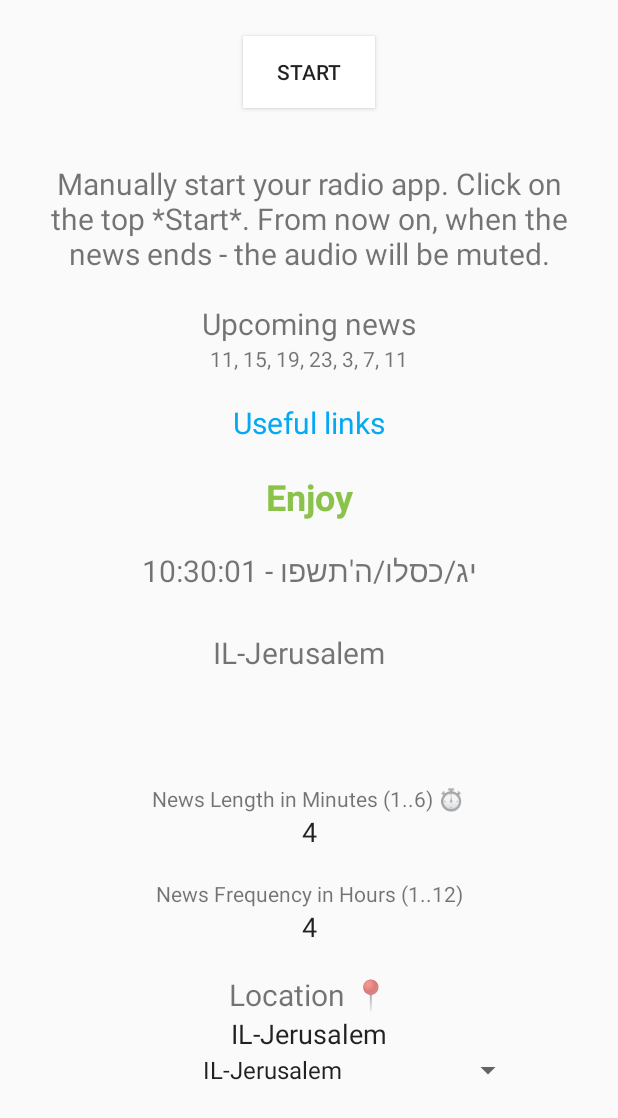
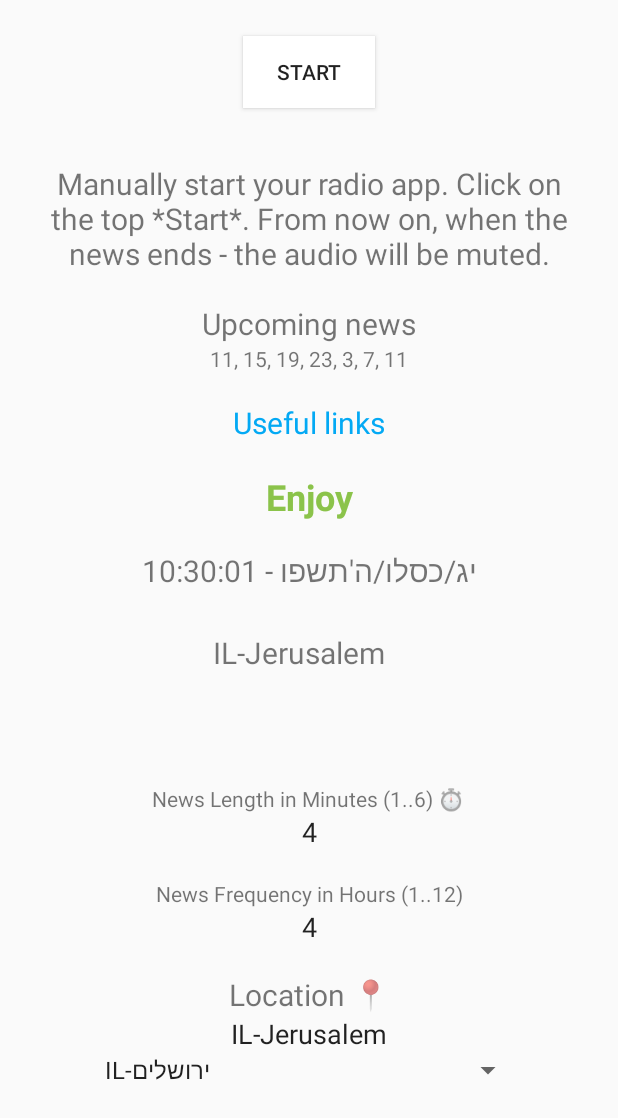
Before and after one commit to shahart/myquietwave, an Android app built with Jetpack Compose: the screen it shows after launch (MainActivity), on a phone screen of 412 x 824 dp, the part 118-1236 px from its top. Run offline under Robolectric (Android 15) with nearby library versions, the phone set to English and light mode, and no system bars.

Commit message:
Android 1.21 - add link to weekly parasha; expose ue; hebrew IL cities

```diff
--- a/android/app/build.gradle.kts
+++ b/android/app/build.gradle.kts
@@ -19,8 +19,8 @@ android {
         minSdk = 26
         targetSdk = 36
 
-        versionCode = 31
-        versionName = "1.2"
+        versionCode = 32
+        versionName = "1.21"
 
         testInstrumentationRunner = "androidx.test.runner.AndroidJUnitRunner"
 
--- a/android/app/src/main/java/com/shahartal/myquietchannel/MainActivity.kt
+++ b/android/app/src/main/java/com/shahartal/myquietchannel/MainActivity.kt
@@ -10,6 +10,7 @@ package com.shahartal.myquietchannel
 //import android.media.session.PlaybackState
 import android.Manifest
 import android.app.AlertDialog
+import android.app.Notification
 import android.app.NotificationManager
 import android.content.ActivityNotFoundException
 import android.content.Context
@@ -44,6 +45,7 @@ import androidx.activity.ComponentActivity
 import androidx.compose.ui.graphics.Color
 import androidx.compose.ui.graphics.toArgb
 import androidx.core.app.ActivityCompat
+import androidx.core.app.NotificationCompat
 import androidx.core.content.ContextCompat
 import androidx.core.net.toUri
 //import com.google.android.play.core.review.ReviewException
@@ -57,6 +59,7 @@ import com.google.firebase.analytics.logEvent
 
 import com.google.android.gms.location.FusedLocationProviderClient
 import com.google.android.gms.location.LocationServices
+import com.shahartal.myquietchannel.VolumeCycleService.Companion.CHANNEL_ID
 import com.shahartal.myquietchannel.parasha.HebCal
 import com.shahartal.myquietchannel.parasha.HebCalZmanimModel
 import com.shahartal.myquietchannel.parasha.RetrofitInstance
@@ -155,8 +158,8 @@ class MainActivity : ComponentActivity() {
         val locations = resources.getStringArray(R.array.locations)
         val spinner = findViewById<Spinner>(R.id.editTextLocationSpinner)
 
-        if (locations.contains(savedLocation)) {
-            spinner.setSelection(locations.indexOf(savedLocation))
+        if (savedLocation != null && locations.contains(Utils.convertLocationIL(savedLocation))) {
+                spinner.setSelection(locations.indexOf(Utils.convertLocationIL(savedLocation)))
         }
         else {
             spinner.setSelection(locations.indexOf("Geo/ GPS-Lat, Lon"))
@@ -551,6 +554,16 @@ class MainActivity : ComponentActivity() {
                                 textViewClock2.text = " שבת " + it.hebrew
                                 editor.putString("parashat", " שבת " + it.hebrew)
                                 editor.apply()
+
+                                val str: String = it.hebrew
+                                textViewClock2.setOnClickListener {
+                                    val browserIntent = Intent(
+                                        Intent.ACTION_VIEW,
+                                        ("https://he.wikipedia.org/wiki/" + str.replace(" ", "_")).toUri()
+                                    )
+                                    startActivity(browserIntent)
+                                }
+
                             }
                         }
                     } else {
@@ -591,8 +604,9 @@ class MainActivity : ComponentActivity() {
 
         val spinner = findViewById<Spinner>(R.id.editTextLocationSpinner)
 
-        if (locations.contains(savedLocation)) {
-            spinner.setSelection(locations.indexOf(savedLocation))
+
+        if (savedLocation != null && locations.contains(Utils.convertLocationIL(savedLocation))) {
+            spinner.setSelection(locations.indexOf(Utils.convertLocationIL(savedLocation)))
         }
         else {
             spinner.setSelection(locations.indexOf("Geo/ GPS-Lat, Lon"))
@@ -609,7 +623,7 @@ class MainActivity : ComponentActivity() {
                 override fun onItemSelected(parent: AdapterView<*>,
                                             view: View, position: Int, id: Long) {
                     if (locations[position] != "Geo/ GPS-Lat, Lon" && locations[position].isNotEmpty()) {
-                        editTextLocation.text = locations[position]
+                        editTextLocation.text = Utils.convertFromLocationIL(locations[position])
                     }
                     fetchShabatZmanim()
                     fetchSunsZmanim()
@@ -734,6 +748,17 @@ class MainActivity : ComponentActivity() {
                                 editTextLocation.text = locStr
                                 spinner.setSelection(locations.indexOf("Geo/ GPS-Lat, Lon"))
                                 fetchShabatZmanim(locStr)
+
+                                val alertDialogBuilder = AlertDialog.Builder(this)
+                                alertDialogBuilder.setMessage(getString(R.string.ue_usage) + " -- Version: " + BuildConfig.VERSION_NAME)
+                                alertDialogBuilder.setNegativeButton(getString(R.string.close_alert)) { dialog: DialogInterface?, which: Int ->
+                                    if (! this.isFinishing) {
+                                        dialog!!.cancel()
+                                    }
+                                }
+				val alertDialog = alertDialogBuilder.create()
+                                alertDialog.show()
+
                             }
                         }
                         .addOnFailureListener { exception: Exception ->
--- a/android/app/src/main/res/layout/activity_main.xml
+++ b/android/app/src/main/res/layout/activity_main.xml
@@ -234,6 +234,7 @@
         android:id="@+id/textViewLocationLabel"
         android:layout_width="match_parent"
         android:layout_height="wrap_content"
+        android:clickable="true"
         android:text="@string/location"
         android:textAlignment="center"
         android:textSize="20sp" />
@@ -245,7 +246,7 @@
           android:background="@android:color/transparent"
           android:ems="10"
           android:singleLine="false"
-          android:text="IL-Jerusalem"
+          android:text="IL-ירושלים"
           android:textAlignment="center" />
 
       <Spinner
--- a/android/app/src/main/res/values/strings.xml
+++ b/android/app/src/main/res/values/strings.xml
@@ -61,35 +61,36 @@
     <string name="notif_text_radio_stopped">The radio app is not playing anymore, you should replay it</string>
 <!--    <string name="notif_text_6">Playing the current news</string>-->
 
+    <string name="ue_usage">Add \',ue\' for use elevation in the calculations</string>
 
     <string-array name="locations">
-        <item>IL-Jerusalem</item>
-        <item>IL-Tel Aviv</item>
-        <item>IL-Haifa</item>
-        <item>IL-Be\'er Sheva</item>
+        <item>IL-ירושלים</item>
+        <item>IL-תל אביב</item>
+        <item>IL-חיפה</item>
+        <item>IL-באר שבע</item>
+        <item>IL-אילת</item>
         <item> </item>
         <item>Geo/ GPS-Lat, Lon</item>
         <item> </item>
-        <item>IL-Ashdod</item>
-        <item>IL-Ashkelon</item>
-        <item>IL-Bat Yam</item>
-        <item>IL-Beit Shemesh</item>
-        <item>IL-Bnei Brak</item>
-        <item>IL-Eilat</item>
-        <item>IL-Hadera</item>
-        <item>IL-Herzliya</item>
-        <item>IL-Holon</item>
-        <item>IL-Kfar Saba</item>
-        <item>IL-Lod</item>
-        <item>IL-Modiin</item>
-        <item>IL-Nazareth</item>
-        <item>IL-Netanya</item>
-        <item>IL-Petach Tikvah</item>
-        <item>IL-Ra\'anana</item>
-        <item>IL-Ramat Gan</item>
-        <item>IL-Ramla</item>
-        <item>IL-Rishon LeZion</item>
-        <item>IL-Tiberias</item>
+        <item>IL-אשדוד</item>
+        <item>IL-אשקלון</item>
+        <item>IL-בית שמש</item>
+        <item>IL-בני ברק</item>
+        <item>IL-בת ים</item>
+        <item>IL-הרצליה</item>
+        <item>IL-חדרה</item>
+        <item>IL-חולון</item>
+        <item>IL-טבריה</item>
+        <item>IL-כפר סבא</item>
+        <item>IL-לוד</item>
+        <item>IL-מודיעין</item>
+        <item>IL-נצרת</item>
+        <item>IL-נתניה</item>
+        <item>IL-פתח תקוה</item>
+        <item>IL-ראשון לציון</item>
+        <item>IL-רעננה</item>
+        <item>IL-רמלה</item>
+        <item>IL-רמת גן</item>
         <item> </item>
         <item>US-Atlanta-GA</item>
         <item>US-Austin-TX</item>
@@ -165,5 +166,97 @@
         <item>GB-London</item>
         <item>GB-Manchester</item>
         <item>GB-Sheffield</item>
+        <item> </item>
+        <item>AR-Buenos Aires</item>
+        <item>AR-Cordoba</item>
+        <item>AR-Rosario</item>
+        <item> </item>
+        <item>AU-Adelaide</item>
+        <item>AU-Brisbane</item>
+        <item>AU-Canberra</item>
+        <item>AU-Gold Coast</item>
+        <item>AU-Hobart</item>
+        <item>AU-Melbourne</item>
+        <item>AU-Perth</item>
+        <item>AU-Sydney</item>
+        <item> </item>
+        <item>UA-Kharkiv</item>
+        <item>UA-Kiev</item>
+        <item> </item>
+        <item>IT-Milano</item>
+        <item>IT-Rome</item>
+        <item> </item>
+        <item>IE-Dublin</item>
+        <item> </item>
+        <item>BE-Brussels</item>
+        <item> </item>
+        <item>CY-Nicosia</item>
+        <item> </item>
+        <item>CZ-Prague</item>
+        <item> </item>
+        <item>DE-Berlin</item>
+        <item>DE-Hamburg</item>
+        <item>DE-Munich</item>
+        <item> </item>
+        <item>CR-San José</item>
+        <item> </item>
+        <item>GE-Tbilisi</item>
+        <item> </item>
+        <item>GI-Gibraltar</item>
+        <item> </item>
+        <item>GR-Athens</item>
+        <item> </item>
+        <item>HK-Hong Kong</item>
+        <item> </item>
+        <item>HR-Zagreb</item>
+        <item> </item>
+        <item>HU-Budapest</item>
+        <item> </item>
+        <item>LU-Luxemburg</item>
+        <item> </item>
+        <item>NL-Amsterdam</item>
+        <item> </item>
+        <item>NO-Oslo</item>
+        <item> </item>
+        <item>NZ-Auckland</item>
+        <item>NZ-Christchurch</item>
+        <item>NZ-Wellington</item>
+        <item> </item>
+        <item>PA-Panama City</item>
+        <item> </item>
+        <item>PE-Lima</item>
+        <item> </item>
+        <item>PT-Lisbon</item>
+        <item> </item>
+        <item>RO-Bucharest</item>
+        <item> </item>
+        <item>RS-Belgrade</item>
+        <item> </item>
+        <item>RU-Moscow</item>
+        <item>RU-Novosibirsk</item>
+        <item>RU-Saint Petersburg</item>
+        <item>RU-Yekaterinburg</item>
+        <item> </item>
+        <item>SE-Stockholm</item>
+        <item> </item>
+        <item>SG-Singapore</item>
+        <item> </item>
+        <item>SK-Bratislava</item>
+        <item> </item>
+        <item>PL-Warsaw</item>
+        <item> </item>
+        <item>IN-Ahmadabad</item>
+        <item>IN-Bangalore</item>
+        <item>IN-Bombay</item>
+        <item>IN-Calcutta</item>
+        <item>IN-Chennai</item>
+        <item>IN-Cochin</item>
+        <item>IN-Hyderabad</item>
+        <item>IN-Jaipur</item>
+        <item>IN-Kanpur</item>
+        <item>IN-New Delhi</item>
+        <item>IN-Pune</item>
+        <item>IN-Surat</item>
     </string-array>
+
 </resources>
```
Also changed, not shown: android/app/src/main/java/com/shahartal/myquietchannel/Utils.kt (+70 -2 lines), android/gradle/libs.versions.toml (+4 -4 lines), 8 other files.
